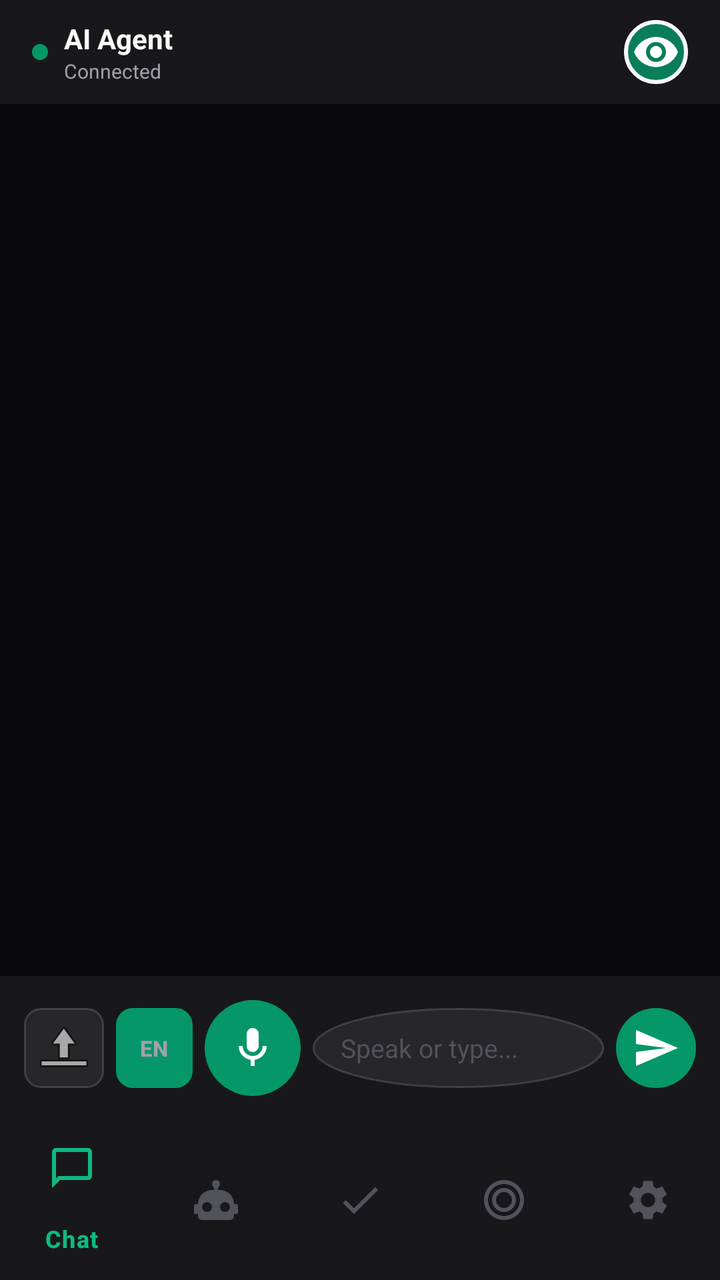
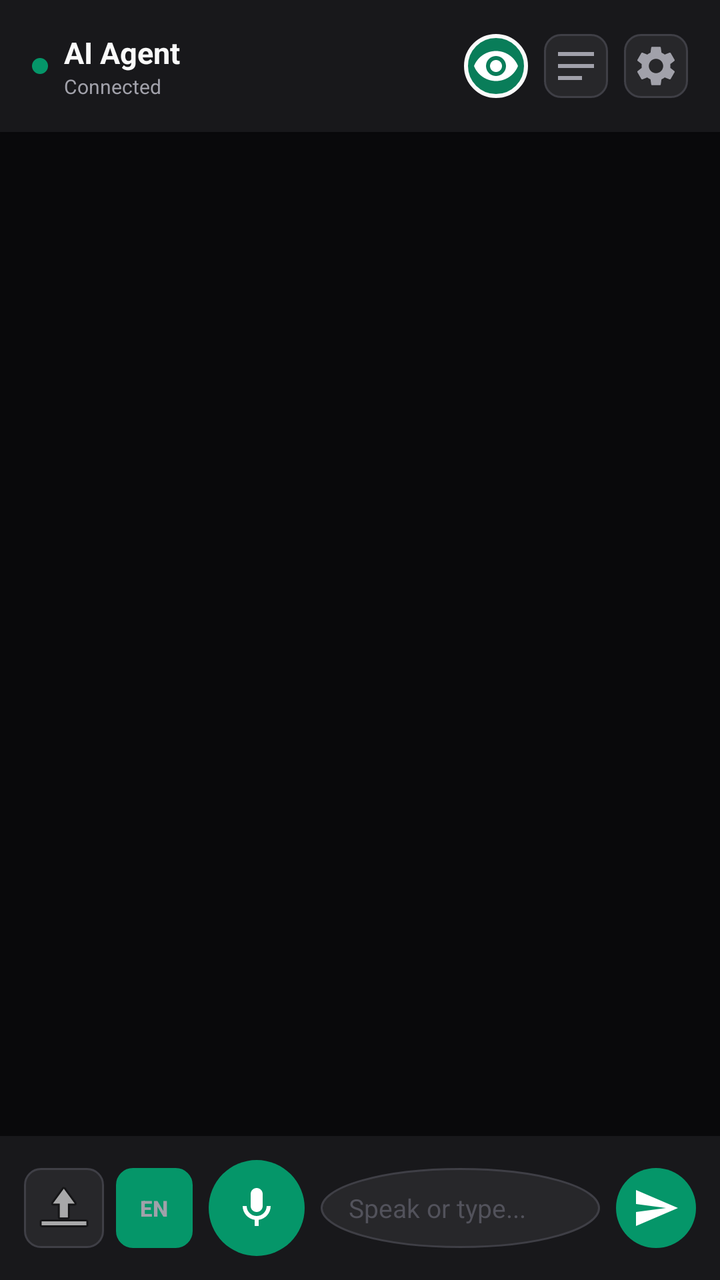

An Android layout rendered at two revisions. The XML below is the earlier revision; the diff shows what the commit changed to produce the second picture.
<!-- AndroidManifest.xml: application theme Theme.AIAgent -->
<!-- res/layout/activity_main.xml -->
<?xml version="1.0" encoding="utf-8"?>
<androidx.constraintlayout.widget.ConstraintLayout
    xmlns:android="http://schemas.android.com/apk/res/android"
    xmlns:app="http://schemas.android.com/apk/res-auto"
    android:layout_width="match_parent"
    android:layout_height="match_parent"
    android:background="@color/bg_dark"
    android:fitsSystemWindows="true">

    
    <LinearLayout
        android:id="@+id/header"
        android:layout_width="match_parent"
        android:layout_height="52dp"
        android:orientation="horizontal"
        android:gravity="center_vertical"
        android:paddingStart="16dp"
        android:paddingEnd="16dp"
        android:background="@color/bg_surface"
        android:elevation="2dp"
        app:layout_constraintTop_toTopOf="parent">

        <View
            android:id="@+id/statusDot"
            android:layout_width="8dp"
            android:layout_height="8dp"
            android:background="@drawable/status_dot"
            android:layout_marginEnd="8dp" />

        <LinearLayout
            android:layout_width="0dp"
            android:layout_height="wrap_content"
            android:layout_weight="1"
            android:orientation="vertical">

            <TextView
                android:layout_width="wrap_content"
                android:layout_height="wrap_content"
                android:text="@string/app_name"
                android:textColor="@color/text_primary"
                android:textSize="14sp"
                android:textStyle="bold" />

            <TextView
                android:id="@+id/statusText"
                android:layout_width="wrap_content"
                android:layout_height="wrap_content"
                android:text="@string/status_connected"
                android:textColor="@color/text_secondary"
                android:textSize="10sp" />
        </LinearLayout>

        <Button
            android:id="@+id/stopSpeakBtn"
            android:layout_width="wrap_content"
            android:layout_height="32dp"
            android:text="@string/stop_speaking"
            android:textSize="11sp"
            android:textColor="@color/accent_emerald_light"
            android:background="@drawable/stop_button_bg"
            android:paddingStart="12dp"
            android:paddingEnd="12dp"
            android:visibility="gone" />

        <ImageButton
            android:id="@+id/overlayBtn"
            android:layout_width="32dp"
            android:layout_height="32dp"
            android:src="@drawable/ic_eye"
            android:background="@drawable/overlay_button_bg"
            android:contentDescription="Toggle floating button"
            android:layout_marginStart="8dp" />
    </LinearLayout>

    
    <LinearLayout
        android:id="@+id/chatContainer"
        android:layout_width="match_parent"
        android:layout_height="0dp"
        android:orientation="vertical"
        app:layout_constraintTop_toBottomOf="@id/header"
        app:layout_constraintBottom_toTopOf="@id/bottomNav">

        <androidx.recyclerview.widget.RecyclerView
            android:id="@+id/messagesList"
            android:layout_width="match_parent"
            android:layout_height="0dp"
            android:layout_weight="1"
            android:clipToPadding="false"
            android:padding="16dp"
            android:scrollbars="vertical" />

        <TextView
            android:id="@+id/interimText"
            android:layout_width="match_parent"
            android:layout_height="wrap_content"
            android:paddingHorizontal="16dp"
            android:paddingBottom="4dp"
            android:textColor="@color/accent_emerald_light"
            android:textStyle="italic"
            android:textSize="11sp"
            android:visibility="gone" />

        <LinearLayout
            android:layout_width="match_parent"
            android:layout_height="wrap_content"
            android:orientation="horizontal"
            android:gravity="center_vertical"
            android:padding="12dp"
            android:background="@color/bg_surface">

            <ImageButton
                android:id="@+id/attachBtn"
                android:layout_width="40dp"
                android:layout_height="40dp"
                android:src="@android:drawable/ic_menu_upload"
                android:background="@drawable/control_button_bg"
                android:contentDescription="Attach file"
                android:layout_marginEnd="6dp" />

            <Button
                android:id="@+id/langBtn"
                android:layout_width="wrap_content"
                android:layout_height="40dp"
                android:minWidth="0dp"
                android:text="EN"
                android:textSize="11sp"
                android:textStyle="bold"
                android:textColor="@color/text_secondary"
                android:background="@drawable/control_button_bg"
                android:paddingStart="12dp"
                android:paddingEnd="12dp"
                android:layout_marginEnd="6dp" />

            <ImageButton
                android:id="@+id/voiceBtn"
                android:layout_width="48dp"
                android:layout_height="48dp"
                android:src="@drawable/ic_mic"
                android:background="@drawable/voice_button_bg"
                android:contentDescription="@string/voice_input"
                android:layout_marginEnd="6dp" />

            <EditText
                android:id="@+id/textInput"
                android:layout_width="0dp"
                android:layout_height="40dp"
                android:layout_weight="1"
                android:hint="@string/hint_speak"
                android:textColorHint="@color/text_muted"
                android:textColor="@color/text_primary"
                android:textSize="13sp"
                android:background="@drawable/input_bg"
                android:paddingStart="14dp"
                android:paddingEnd="14dp"
                android:singleLine="true"
                android:imeOptions="actionSend"
                android:inputType="text" />

            <ImageButton
                android:id="@+id/sendBtn"
                android:layout_width="40dp"
                android:layout_height="40dp"
                android:src="@drawable/ic_send"
                android:background="@drawable/send_button_bg"
                android:contentDescription="@string/send"
                android:enabled="false"
                android:layout_marginStart="6dp" />
        </LinearLayout>
    </LinearLayout>

    
    <FrameLayout
        android:id="@+id/fragmentContainer"
        android:layout_width="match_parent"
        android:layout_height="0dp"
        android:visibility="gone"
        app:layout_constraintTop_toBottomOf="@id/header"
        app:layout_constraintBottom_toTopOf="@id/bottomNav" />

    
    <com.google.android.material.bottomnavigation.BottomNavigationView
        android:id="@+id/bottomNav"
        android:layout_width="match_parent"
        android:layout_height="wrap_content"
        android:background="@color/bg_surface"
        app:menu="@menu/bottom_nav_menu"
        app:labelVisibilityMode="selected"
        app:itemIconTint="@color/nav_item_color"
        app:itemTextColor="@color/nav_item_color"
        app:layout_constraintBottom_toBottomOf="parent" />

</androidx.constraintlayout.widget.ConstraintLayout>
<!-- resources referenced by this layout -->
<resources>
  <color name="accent_emerald_light">#FF10B981</color>
  <color name="bg_dark">#FF09090B</color>
  <color name="bg_surface">#FF18181B</color>
  <color name="text_muted">#FF52525B</color>
  <color name="text_primary">#FFFAFAFA</color>
  <color name="text_secondary">#FFA1A1AA</color>
  <!-- drawable control_button_bg (drawable) -->
  <shape xmlns:android="http://schemas.android.com/apk/res/android" android:shape="rectangle">
      <solid android:color="@color/bg_surface_variant" />
      <stroke android:width="1dp" android:color="@color/border" />
      <corners android:radius="8dp" />
  </shape>
  <!-- drawable input_bg (drawable) -->
  <shape xmlns:android="http://schemas.android.com/apk/res/android" android:shape="oval">
      <solid android:color="@color/bg_surface_variant" />
      <stroke android:width="1dp" android:color="@color/border" />
      <corners android:radius="20dp" />
  </shape>
  <!-- drawable overlay_button_bg (drawable) -->
  <shape xmlns:android="http://schemas.android.com/apk/res/android" android:shape="oval">
      <solid android:color="#CC059669" />
      <stroke android:width="2dp" android:color="#FFFAFAFA" />
      <size android:width="48dp" android:height="48dp" />
  </shape>
  <!-- drawable send_button_bg (drawable) -->
  <shape xmlns:android="http://schemas.android.com/apk/res/android" android:shape="oval">
      <solid android:color="@color/accent_emerald" />
  </shape>
  <!-- drawable status_dot (drawable) -->
  <shape xmlns:android="http://schemas.android.com/apk/res/android" android:shape="oval">
      <solid android:color="@color/accent_emerald" />
  </shape>
  <!-- drawable voice_button_bg (drawable) -->
  <shape xmlns:android="http://schemas.android.com/apk/res/android" android:shape="oval">
      <solid android:color="@color/accent_emerald" />
  </shape>
  <string name="app_name">AI Agent</string>
  <string name="hint_speak">Speak or type...</string>
  <string name="send">Send</string>
  <string name="status_connected">Connected</string>
  <string name="stop_speaking">Stop speaking</string>
  <string name="voice_input">Voice input</string>
  <color name="bg_surface_variant">#FF27272A</color>
  <color name="border">#FF3F3F46</color>
  <color name="accent_emerald">#FF059669</color>
  <!-- unchanged entries left out for length: 5 -->
</resources>

<!-- the commit's change to res/layout/activity_main.xml (unified diff, before → after) -->
@@ -11,11 +11,10 @@
     <LinearLayout
         android:id="@+id/header"
         android:layout_width="match_parent"
-        android:layout_height="52dp"
+        android:layout_height="wrap_content"
         android:orientation="horizontal"
         android:gravity="center_vertical"
-        android:paddingStart="16dp"
-        android:paddingEnd="16dp"
+        android:padding="16dp"
         android:background="@color/bg_surface"
         android:elevation="2dp"
         app:layout_constraintTop_toTopOf="parent">
@@ -38,7 +37,7 @@
                 android:layout_height="wrap_content"
                 android:text="@string/app_name"
                 android:textColor="@color/text_primary"
-                android:textSize="14sp"
+                android:textSize="15sp"
                 android:textStyle="bold" />
 
             <TextView
@@ -70,124 +69,118 @@
             android:background="@drawable/overlay_button_bg"
             android:contentDescription="Toggle floating button"
             android:layout_marginStart="8dp" />
+
+        <ImageButton
+            android:id="@+id/rulesBtn"
+            android:layout_width="32dp"
+            android:layout_height="32dp"
+            android:src="@drawable/ic_rules"
+            android:background="@drawable/control_button_bg"
+            android:contentDescription="Rules and scheduled tasks"
+            android:layout_marginStart="8dp" />
+
+        <ImageButton
+            android:id="@+id/settingsBtn"
+            android:layout_width="32dp"
+            android:layout_height="32dp"
+            android:src="@drawable/ic_settings"
+            android:background="@drawable/control_button_bg"
+            android:contentDescription="Settings"
+            android:layout_marginStart="8dp" />
     </LinearLayout>
 
     
-    <LinearLayout
-        android:id="@+id/chatContainer"
+    <androidx.recyclerview.widget.RecyclerView
+        android:id="@+id/messagesList"
         android:layout_width="match_parent"
         android:layout_height="0dp"
-        android:orientation="vertical"
+        android:clipToPadding="false"
+        android:padding="16dp"
+        android:scrollbars="vertical"
         app:layout_constraintTop_toBottomOf="@id/header"
-        app:layout_constraintBottom_toTopOf="@id/bottomNav">
+        app:layout_constraintBottom_toTopOf="@id/interimText" />
 
-        <androidx.recyclerview.widget.RecyclerView
-            android:id="@+id/messagesList"
-            android:layout_width="match_parent"
-            android:layout_height="0dp"
+    
+    <TextView
+        android:id="@+id/interimText"
+        android:layout_width="match_parent"
+        android:layout_height="wrap_content"
+        android:paddingHorizontal="16dp"
+        android:paddingBottom="4dp"
+        android:textColor="@color/accent_emerald_light"
+        android:textStyle="italic"
+        android:textSize="11sp"
+        android:visibility="gone"
+        app:layout_constraintBottom_toTopOf="@id/footer" />
+
+    
+    <LinearLayout
+        android:id="@+id/footer"
+        android:layout_width="match_parent"
+        android:layout_height="wrap_content"
+        android:orientation="horizontal"
+        android:gravity="center_vertical"
+        android:padding="12dp"
+        android:background="@color/bg_surface"
+        app:layout_constraintBottom_toBottomOf="parent">
+
+        <ImageButton
+            android:id="@+id/attachBtn"
+            android:layout_width="40dp"
+            android:layout_height="40dp"
+            android:src="@android:drawable/ic_menu_upload"
+            android:background="@drawable/control_button_bg"
+            android:contentDescription="Attach file"
+            android:layout_marginEnd="6dp" />
+
+        <Button
+            android:id="@+id/langBtn"
+            android:layout_width="wrap_content"
+            android:layout_height="40dp"
+            android:minWidth="0dp"
+            android:text="EN"
+            android:textSize="11sp"
+            android:textStyle="bold"
+            android:textColor="@color/text_secondary"
+            android:background="@drawable/control_button_bg"
+            android:paddingStart="12dp"
+            android:paddingEnd="12dp"
+            android:layout_marginEnd="8dp" />
+
+        <ImageButton
+            android:id="@+id/voiceBtn"
+            android:layout_width="48dp"
+            android:layout_height="48dp"
+            android:src="@drawable/ic_mic"
+            android:background="@drawable/voice_button_bg"
+            android:contentDescription="@string/voice_input"
+            android:layout_marginEnd="8dp" />
+
+        <EditText
+            android:id="@+id/textInput"
+            android:layout_width="0dp"
+            android:layout_height="40dp"
             android:layout_weight="1"
-            android:clipToPadding="false"
-            android:padding="16dp"
-            android:scrollbars="vertical" />
+            android:hint="@string/hint_speak"
+            android:textColorHint="@color/text_muted"
+            android:textColor="@color/text_primary"
+            android:textSize="13sp"
+            android:background="@drawable/input_bg"
+            android:paddingStart="14dp"
+            android:paddingEnd="14dp"
+            android:singleLine="true"
+            android:imeOptions="actionSend"
+            android:inputType="text" />
 
-        <TextView
-            android:id="@+id/interimText"
-            android:layout_width="match_parent"
-            android:layout_height="wrap_content"
-            android:paddingHorizontal="16dp"
-            android:paddingBottom="4dp"
-            android:textColor="@color/accent_emerald_light"
-            android:textStyle="italic"
-            android:textSize="11sp"
-            android:visibility="gone" />
-
-        <LinearLayout
-            android:layout_width="match_parent"
-            android:layout_height="wrap_content"
-            android:orientation="horizontal"
-            android:gravity="center_vertical"
-            android:padding="12dp"
-            android:background="@color/bg_surface">
-
-            <ImageButton
-                android:id="@+id/attachBtn"
-                android:layout_width="40dp"
-                android:layout_height="40dp"
-                android:src="@android:drawable/ic_menu_upload"
-                android:background="@drawable/control_button_bg"
-                android:contentDescription="Attach file"
-                android:layout_marginEnd="6dp" />
-
-            <Button
-                android:id="@+id/langBtn"
-                android:layout_width="wrap_content"
-                android:layout_height="40dp"
-                android:minWidth="0dp"
-                android:text="EN"
-                android:textSize="11sp"
-                android:textStyle="bold"
-                android:textColor="@color/text_secondary"
-                android:background="@drawable/control_button_bg"
-                android:paddingStart="12dp"
-                android:paddingEnd="12dp"
-                android:layout_marginEnd="6dp" />
-
-            <ImageButton
-                android:id="@+id/voiceBtn"
-                android:layout_width="48dp"
-                android:layout_height="48dp"
-                android:src="@drawable/ic_mic"
-                android:background="@drawable/voice_button_bg"
-                android:contentDescription="@string/voice_input"
-                android:layout_marginEnd="6dp" />
-
-            <EditText
-                android:id="@+id/textInput"
-                android:layout_width="0dp"
-                android:layout_height="40dp"
-                android:layout_weight="1"
-                android:hint="@string/hint_speak"
-                android:textColorHint="@color/text_muted"
-                android:textColor="@color/text_primary"
-                android:textSize="13sp"
-                android:background="@drawable/input_bg"
-                android:paddingStart="14dp"
-                android:paddingEnd="14dp"
-                android:singleLine="true"
-                android:imeOptions="actionSend"
-                android:inputType="text" />
-
-            <ImageButton
-                android:id="@+id/sendBtn"
-                android:layout_width="40dp"
-                android:layout_height="40dp"
-                android:src="@drawable/ic_send"
-                android:background="@drawable/send_button_bg"
-                android:contentDescription="@string/send"
-                android:enabled="false"
-                android:layout_marginStart="6dp" />
-        </LinearLayout>
+        <ImageButton
+            android:id="@+id/sendBtn"
+            android:layout_width="40dp"
+            android:layout_height="40dp"
+            android:src="@drawable/ic_send"
+            android:background="@drawable/send_button_bg"
+            android:contentDescription="@string/send"
+            android:enabled="false"
+            android:layout_marginStart="8dp" />
     </LinearLayout>
 
-    
-    <FrameLayout
-        android:id="@+id/fragmentContainer"
-        android:layout_width="match_parent"
-        android:layout_height="0dp"
-        android:visibility="gone"
-        app:layout_constraintTop_toBottomOf="@id/header"
-        app:layout_constraintBottom_toTopOf="@id/bottomNav" />
-
-    
-    <com.google.android.material.bottomnavigation.BottomNavigationView
-        android:id="@+id/bottomNav"
-        android:layout_width="match_parent"
-        android:layout_height="wrap_content"
-        android:background="@color/bg_surface"
-        app:menu="@menu/bottom_nav_menu"
-        app:labelVisibilityMode="selected"
-        app:itemIconTint="@color/nav_item_color"
-        app:itemTextColor="@color/nav_item_color"
-        app:layout_constraintBottom_toBottomOf="parent" />
-
 </androidx.constraintlayout.widget.ConstraintLayout>
<!-- resource entries referenced after the edit -->
@@ -12,6 +12,28 @@
       <stroke android:width="1dp" android:color="@color/border" />
       <corners android:radius="8dp" />
   </shape>
+  <!-- drawable ic_rules (drawable) -->
+  <vector xmlns:android="http://schemas.android.com/apk/res/android"
+      android:width="24dp"
+      android:height="24dp"
+      android:viewportWidth="24"
+      android:viewportHeight="24"
+      android:tint="@color/text_secondary">
+      <path
+          android:fillColor="@color/text_secondary"
+          android:pathData="M3,5h18v2H3V5zM3,11h18v2H3v-2zM3,17h12v2H3v-2z" />
+  </vector>
+  <!-- drawable ic_settings (drawable) -->
+  <vector xmlns:android="http://schemas.android.com/apk/res/android"
+      android:width="24dp"
+      android:height="24dp"
+      android:viewportWidth="24"
+      android:viewportHeight="24"
+      android:tint="@color/text_secondary">
+      <path
+          android:fillColor="@color/text_secondary"
+          android:pathData="M19.14,12.94c0.04,-0.3 0.06,-0.61 0.06,-0.94c0,-0.32 -0.02,-0.64 -0.07,-0.94l2.03,-1.58c0.18,-0.14 0.23,-0.41 0.12,-0.61l-1.92,-3.32c-0.12,-0.22 -0.37,-0.29 -0.59,-0.22l-2.39,0.96c-0.5,-0.38 -1.03,-0.7 -1.62,-0.94l-0.36,-2.54c-0.04,-0.24 -0.24,-0.41 -0.48,-0.41h-3.84c-0.24,0 -0.43,0.17 -0.47,0.41l-0.36,2.54c-0.59,0.24 -1.13,0.57 -1.62,0.94l-2.39,-0.96c-0.22,-0.08 -0.47,0 -0.59,0.22L2.74,8.87c-0.12,0.21 -0.08,0.47 0.12,0.61l2.03,1.58C4.84,11.36 4.8,11.69 4.8,12s0.02,0.64 0.07,0.94l-2.03,1.58c-0.18,0.14 -0.23,0.41 -0.12,0.61l1.92,3.32c0.12,0.22 0.37,0.29 0.59,0.22l2.39,-0.96c0.5,0.38 1.03,0.7 1.62,0.94l0.36,2.54c0.05,0.24 0.24,0.41 0.48,0.41h3.84c0.24,0 0.44,-0.17 0.47,-0.41l0.36,-2.54c0.59,-0.24 1.13,-0.56 1.62,-0.94l2.39,0.96c0.22,0.08 0.47,0 0.59,-0.22l1.92,-3.32c0.12,-0.22 0.07,-0.47 -0.12,-0.61L19.14,12.94zM12,15.6c-1.98,0 -3.6,-1.62 -3.6,-3.6s1.62,-3.6 3.6,-3.6s3.6,1.62 3.6,3.6S13.98,15.6 12,15.6z" />
+  </vector>
   <!-- drawable input_bg (drawable) -->
   <shape xmlns:android="http://schemas.android.com/apk/res/android" android:shape="oval">
       <solid android:color="@color/bg_surface_variant" />
